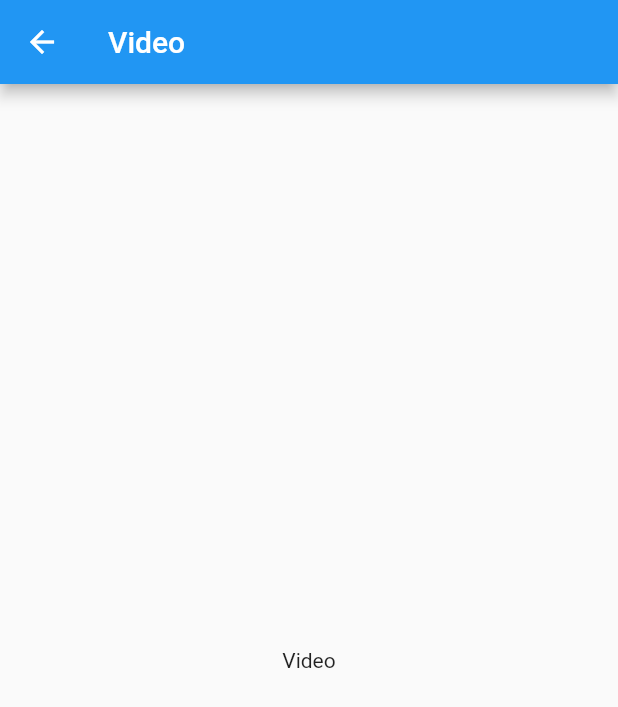
After one commit to sayandas1/btp-app, a Flutter app: the VideoPage screen opened directly, on a phone screen of 412 x 824 dp. The commit adds this screen. Shown: the top 707 px of the screen. Run offline on Flutter 3.47's test engine with Material 2 defaults, Android fonts, the phone set to English and light mode, and no system bars; our stand-ins replace image_picker; missing offline and left inert: tflite.

Commit message:
Added seperate page for video and image

```diff
--- a/lib/main.dart
+++ b/lib/main.dart
@@ -1,6 +1,5 @@
 import 'package:flutter/material.dart';
-
-import 'home_page.dart';
+import 'package:safety_app/home_page.dart';
 
 void main() => runApp(MyApp());
 
--- /dev/null
+++ b/lib/video_page.dart
@@ -0,0 +1,20 @@
+import 'package:flutter/material.dart';
+
+class VideoPage extends StatefulWidget {
+  @override
+  _VideoPageState createState() => _VideoPageState();
+}
+
+class _VideoPageState extends State<VideoPage> {
+  @override
+  Widget build(BuildContext context) {
+    return Scaffold(
+      appBar: AppBar(
+        title: Text('Video'),
+      ),
+      body: Center(
+        child: Text('Video'),
+      ),
+    );
+  }
+}
```
Also changed, not shown: lib/home_page.dart (+17 -137 lines), lib/image_page.dart (added, +161 -0 lines), 1 other file.
